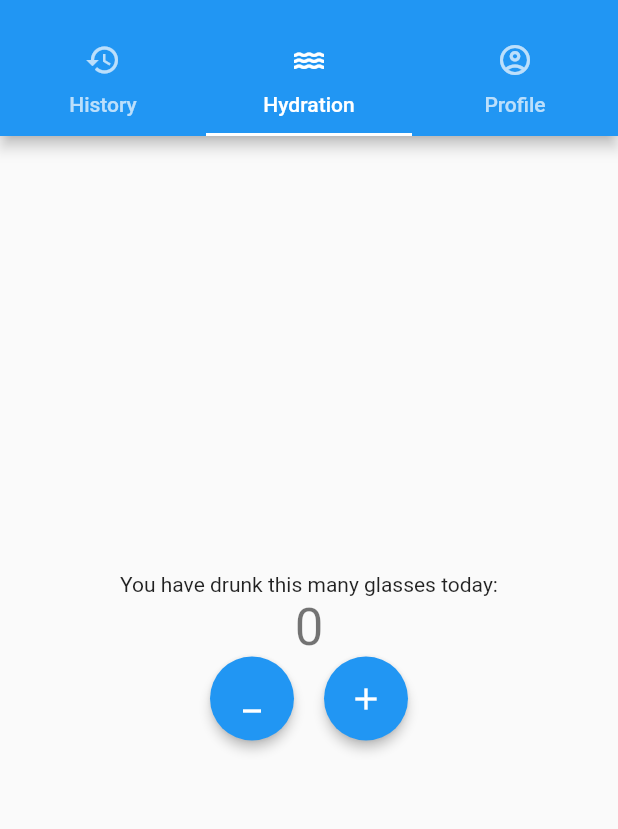
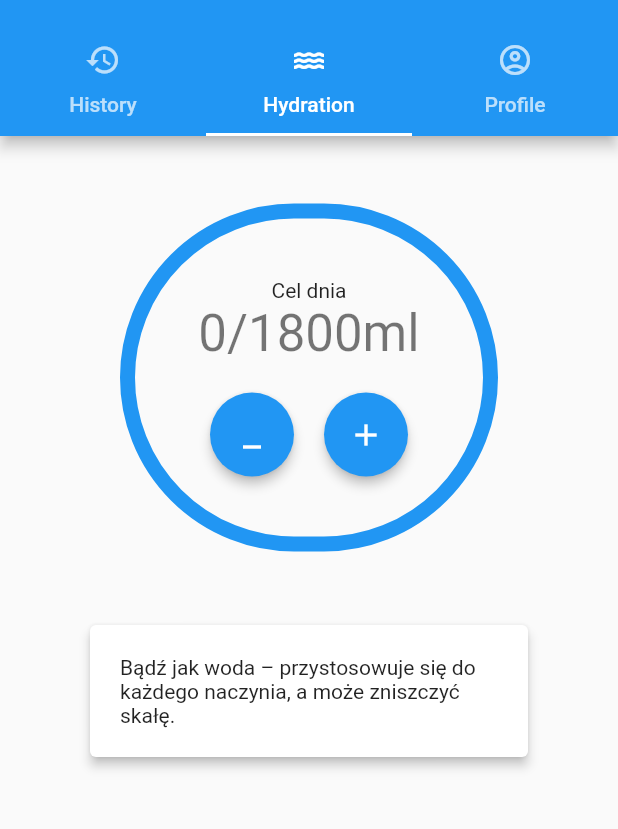
Before and after one commit to WeronikaWItt/count_your_water, a Flutter app: the screen it shows after launch, on a phone screen of 412 x 824 dp, the part 59-888 px from its top. Run offline on Flutter 3.47's test engine with Material 2 defaults, Android fonts, the phone set to English and light mode, and no system bars.

Commit message:
added quotes card and rounded border

```diff
--- a/lib/screens/hydration_screen.dart
+++ b/lib/screens/hydration_screen.dart
@@ -25,15 +25,24 @@ class _HydrationScreenState extends State<HydrationScreen> {
   @override
   Widget build(BuildContext context) {
     return Column(
+      crossAxisAlignment: CrossAxisAlignment.center,
+      children: [
+        Container(
+          margin: const EdgeInsets.symmetric(horizontal: 80, vertical: 45),
+          padding: const EdgeInsets.all(40),
+          decoration: BoxDecoration(
+              borderRadius: BorderRadius.circular(250), border: Border.all(width: 10, color: Colors.blue)),
+          child: Column(
             mainAxisAlignment: MainAxisAlignment.center,
             children: <Widget>[
               const Text(
-          'You have drunk this many glasses today:',
+                'Cel dnia',
               ),
               Text(
-          '$_counter',
+                '$_counter/1800ml',
                 style: Theme.of(context).textTheme.headline4,
               ),
+              const SizedBox(height: 20),
               Row(
                 mainAxisAlignment: MainAxisAlignment.center,
                 children: [
@@ -53,6 +62,21 @@ class _HydrationScreenState extends State<HydrationScreen> {
                 ],
               )
             ],
+          ),
+        ),
+        GestureDetector(
+          child: const SizedBox(
+            width: 300,
+            child: Card(
+              elevation: 3,
+              child: Padding(
+                padding: EdgeInsets.all(20.0),
+                child: Text('Bądź jak woda – przystosowuje się do każdego naczynia, a może zniszczyć skałę.'),
+              ),
+            ),
+          ),
+        )
+      ],
     );
   }
 }
```
Lines whose indentation alone changed are shown as unchanged.
